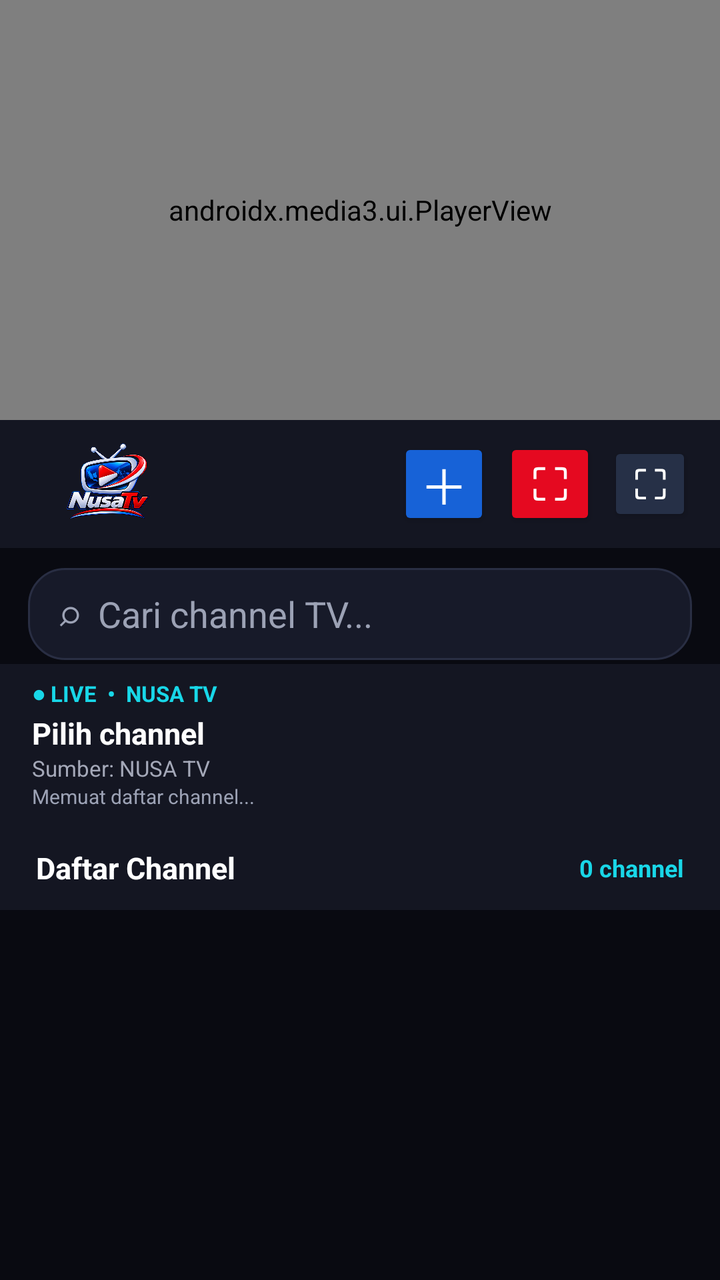
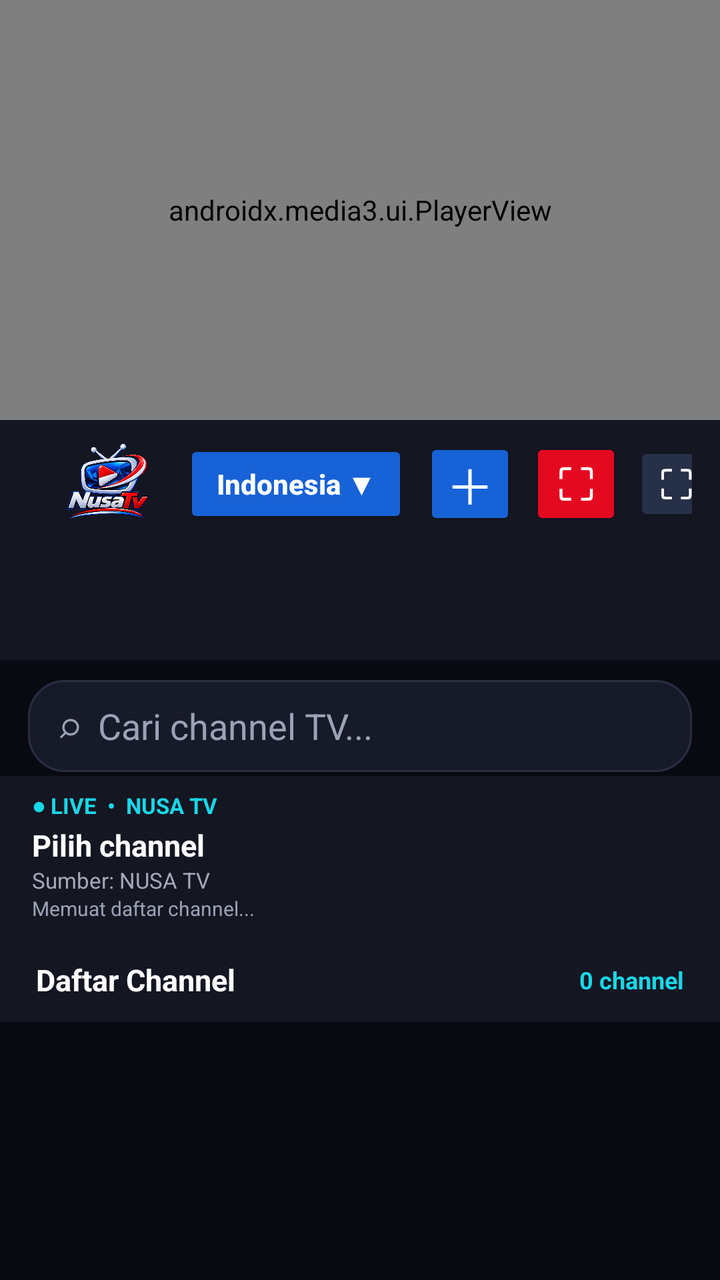

An Android layout rendered at two revisions. The XML below is the earlier revision; the diff shows what the commit changed to produce the second picture.
<!-- AndroidManifest.xml: application theme Theme.AppCompat.NoActionBar -->
<!-- res/layout/activity_main.xml -->
<?xml version="1.0" encoding="utf-8"?>
<LinearLayout xmlns:android="http://schemas.android.com/apk/res/android"
    xmlns:app="http://schemas.android.com/apk/res-auto"
    android:id="@+id/rootLayout"
    android:layout_width="match_parent"
    android:layout_height="match_parent"
    android:background="#090A11"
    android:orientation="vertical">

    
    <FrameLayout
        android:id="@+id/playerContainer"
        android:layout_width="match_parent"
        android:layout_height="210dp"
        android:background="#000000"
        android:clickable="true"
        android:focusable="true">
        <androidx.media3.ui.PlayerView
            android:id="@+id/playerView"
            android:layout_width="match_parent"
            android:layout_height="match_parent"
            app:resize_mode="fit"
            app:show_buffering="when_playing"
            app:use_controller="true"
            />
    </FrameLayout>

    
    <LinearLayout
        android:id="@+id/headerBar"
        android:layout_width="match_parent"
        android:layout_height="64dp"
        android:background="#141622"
        android:gravity="center_vertical"
        android:orientation="horizontal"
        android:paddingStart="16dp"
        android:paddingEnd="14dp">
        <ImageView
            android:layout_width="76dp"
            android:layout_height="44dp"
            android:contentDescription="NUSA TV"
            android:scaleType="fitCenter"
            android:src="@drawable/nusa_tv_logo" />
        <HorizontalScrollView
            android:layout_width="0dp"
            android:layout_height="wrap_content"
            android:layout_weight="1"
            android:scrollbars="none"
            android:fillViewport="false">
            <LinearLayout
                android:id="@+id/serverTabs"
                android:layout_width="wrap_content"
                android:layout_height="wrap_content"
                android:gravity="center_vertical"
                android:orientation="horizontal" />
        </HorizontalScrollView>
        <Button
            android:id="@+id/btnFilterIndo"
            android:visibility="gone"
            android:layout_width="wrap_content"
            android:layout_height="44dp"
            android:backgroundTint="#1762D7"
            android:minWidth="112dp"
            android:paddingStart="14dp"
            android:paddingEnd="14dp"
            android:text="Indonesia ▼"
            android:textAllCaps="false"
            android:textColor="#FFFFFF"
            android:textSize="14sp"
            android:textStyle="bold" />
        <Button
            android:id="@+id/btnReload"
            android:layout_width="46dp"
            android:layout_height="46dp"
            android:layout_marginStart="8dp"
            android:backgroundTint="#1762D7"
            android:minWidth="0dp"
            android:padding="0dp"
            android:text="＋"
            android:textColor="#FFFFFF"
            android:textSize="24sp"
            android:contentDescription="Muat ulang playlist" />
        <Button
            android:id="@+id/btnStop"
            android:layout_width="46dp"
            android:layout_height="46dp"
            android:layout_marginStart="7dp"
            android:backgroundTint="#E50920"
            android:minWidth="0dp"
            android:padding="0dp"
            android:text="⛶"
            android:textColor="#FFFFFF"
            android:textSize="22sp"
            android:contentDescription="Perbesar layar" />
        <Button
            android:id="@+id/btnFullscreen"
            android:layout_width="42dp"
            android:layout_height="42dp"
            android:layout_marginStart="6dp"
            android:backgroundTint="#263047"
            android:minWidth="0dp"
            android:padding="0dp"
            android:text="⛶"
            android:textColor="#FFFFFF"
            android:textSize="20sp" />
    </LinearLayout>

    
    <EditText
        android:id="@+id/etSearch"
        android:layout_width="match_parent"
        android:layout_height="46dp"
        android:layout_marginStart="14dp"
        android:layout_marginEnd="14dp"
        android:layout_marginTop="10dp"
        android:layout_marginBottom="2dp"
        android:paddingStart="15dp"
        android:paddingEnd="15dp"
        android:background="@drawable/bg_search_nusa"
        android:textColor="#FFFFFF"
        android:textColorHint="#9CA2B5"
        android:hint="⌕  Cari channel TV..."
        android:inputType="text"
        android:singleLine="true" />

    <LinearLayout
        android:id="@+id/welcomePanel"
        android:layout_width="match_parent"
        android:layout_height="wrap_content"
        android:background="#141622"
        android:orientation="vertical"
        android:paddingStart="16dp"
        android:paddingEnd="16dp"
        android:paddingTop="7dp"
        android:paddingBottom="8dp">
        <TextView android:id="@+id/tvLiveLabel" android:layout_width="wrap_content" android:layout_height="wrap_content" android:text="● LIVE  •  NUSA TV" android:textColor="#18D7E8" android:textSize="11sp" android:textStyle="bold" />
        <TextView android:id="@+id/tvWelcomeTitle" android:layout_width="match_parent" android:layout_height="wrap_content" android:layout_marginTop="2dp" android:maxLines="1" android:text="Pilih channel" android:textColor="#FFFFFF" android:textSize="15sp" android:textStyle="bold" />
        <TextView android:id="@+id/tvWelcomeDesc" android:layout_width="match_parent" android:layout_height="wrap_content" android:maxLines="1" android:text="Sumber: NUSA TV" android:textColor="#A4A8B8" android:textSize="11sp" />
        <LinearLayout android:layout_width="match_parent" android:layout_height="wrap_content" android:orientation="horizontal" android:visibility="gone">
            <Button android:id="@+id/btnRetry" android:layout_width="0dp" android:layout_height="40dp" android:layout_weight="1" android:text="Coba lagi" />
        </LinearLayout>
        <TextView android:id="@+id/tvStatus" android:layout_width="match_parent" android:layout_height="wrap_content" android:maxLines="1" android:text="Memuat daftar channel..." android:textColor="#9CA2B5" android:textSize="10sp" />
    </LinearLayout>

    <LinearLayout
        android:id="@+id/statsBar"
        android:layout_width="match_parent"
        android:layout_height="42dp"
        android:background="#141622"
        android:gravity="center_vertical"
        android:orientation="horizontal"
        android:paddingStart="18dp"
        android:paddingEnd="18dp">
        <TextView android:id="@+id/tvSectionTitle" android:layout_width="0dp" android:layout_height="wrap_content" android:layout_weight="1" android:text="Daftar Channel" android:textColor="#FFFFFF" android:textSize="15sp" android:textStyle="bold" />
        <TextView android:id="@+id/tvStats" android:layout_width="wrap_content" android:layout_height="wrap_content" android:text="0 channel" android:textColor="#19D7E8" android:textSize="12sp" android:textStyle="bold" />
    </LinearLayout>

    <androidx.recyclerview.widget.RecyclerView
        android:id="@+id/rvChannels"
        android:layout_width="match_parent"
        android:layout_height="0dp"
        android:layout_weight="1"
        android:background="#090A11"
        android:clipToPadding="false"
        android:paddingStart="10dp"
        android:paddingEnd="10dp"
        android:paddingTop="6dp"
        android:paddingBottom="10dp" />
</LinearLayout>
<!-- resources referenced by this layout -->
<resources>
  <!-- drawable bg_search_nusa (drawable) -->
  <?xml version="1.0" encoding="utf-8"?>
  <shape xmlns:android="http://schemas.android.com/apk/res/android" android:shape="rectangle">
      <solid android:color="#171A29" />
      <stroke android:width="1dp" android:color="#292E43" />
      <corners android:radius="18dp" />
  </shape>
  <!-- drawable nusa_tv_logo: png bitmap (drawable, 253954 bytes) -->
</resources>

<!-- the commit's change to res/layout/activity_main.xml (unified diff, before → after) -->
@@ -41,22 +41,13 @@
             android:contentDescription="NUSA TV"
             android:scaleType="fitCenter"
             android:src="@drawable/nusa_tv_logo" />
-        <HorizontalScrollView
+        <View
             android:layout_width="0dp"
-            android:layout_height="wrap_content"
-            android:layout_weight="1"
-            android:scrollbars="none"
-            android:fillViewport="false">
-            <LinearLayout
-                android:id="@+id/serverTabs"
-                android:layout_width="wrap_content"
-                android:layout_height="wrap_content"
-                android:gravity="center_vertical"
-                android:orientation="horizontal" />
-        </HorizontalScrollView>
+            android:layout_height="1dp"
+            android:layout_weight="1" />
         <Button
             android:id="@+id/btnFilterIndo"
-            android:visibility="gone"
+            android:visibility="visible"
             android:layout_width="wrap_content"
             android:layout_height="44dp"
             android:backgroundTint="#1762D7"
@@ -104,6 +95,24 @@
             android:textColor="#FFFFFF"
             android:textSize="20sp" />
     </LinearLayout>
+
+    
+    <HorizontalScrollView
+        android:id="@+id/serverTabsScroll"
+        android:layout_width="match_parent"
+        android:layout_height="56dp"
+        android:background="#141622"
+        android:fillViewport="false"
+        android:scrollbars="none"
+        android:paddingStart="14dp"
+        android:paddingEnd="14dp">
+        <LinearLayout
+            android:id="@+id/serverTabs"
+            android:layout_width="wrap_content"
+            android:layout_height="match_parent"
+            android:gravity="center_vertical"
+            android:orientation="horizontal" />
+    </HorizontalScrollView>
 
     
     <EditText
